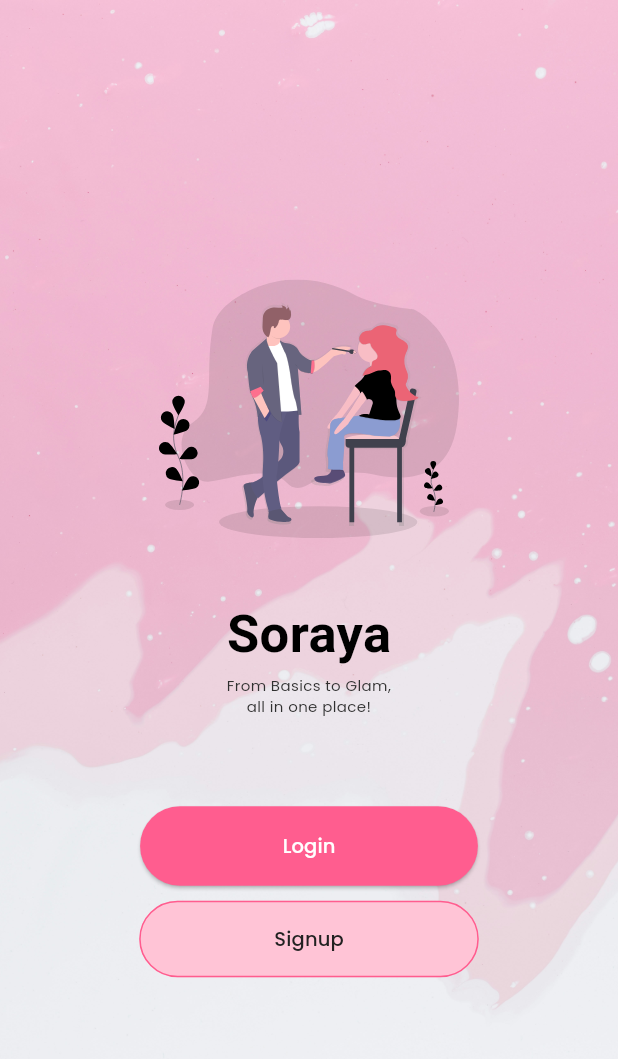
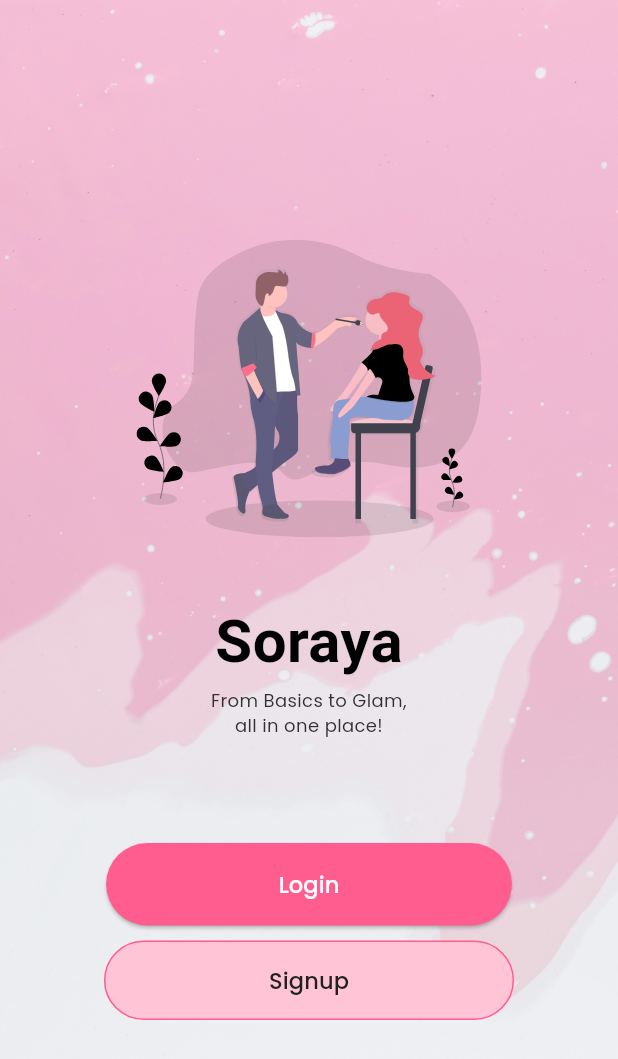
Before and after one commit to goyalaakarsh/Soraya, a Flutter app: the Welcome screen opened directly, on a phone screen of 412 x 824 dp. Shown: the top 1059 px of the screen. Run offline on Flutter 3.47's test engine with Material 3 defaults, Android fonts, the phone set to English and light mode, and no system bars; our stand-ins replace flutter_rating_bar, flutter_svg, google_fonts; Roboto replaces fonts that are missing (Kalnia).

Commit message:
Update welcome.dart

```diff
--- a/lib/onboarding/welcome.dart
+++ b/lib/onboarding/welcome.dart
@@ -26,15 +26,15 @@ class Welcome extends StatelessWidget {
             children: [
               SvgPicture.asset(
                 'assets/images/welcome_illus.svg',
-                width: 200,
-                height: 200,
+                width: 230,
+                height: 230,
               ),
               SizedBox(height: 25),
               Text(
                 'Soraya',
                 style: GoogleFonts.kalnia(
                   textStyle: TextStyle(
-                    fontSize: 35,
+                    fontSize: 40,
                     fontWeight: FontWeight.bold,
                     color: Colors.black,
                     // color: primaryColor,
@@ -46,13 +46,13 @@ class Welcome extends StatelessWidget {
                 'From Basics to Glam,\nall in one place!',
                 style: GoogleFonts.poppins(
                   textStyle: TextStyle(
-                    fontSize: 10,
+                    fontSize: 12,
                     color: Colors.grey[850],
                   ),
                 ),
                 textAlign: TextAlign.center,
               ),
-              SizedBox(height: 60),
+              SizedBox(height: 70),
               ElevatedButton(
                 onPressed: () {
                   Navigator.push(
@@ -61,14 +61,14 @@ class Welcome extends StatelessWidget {
                   );
                 },
                 style: ElevatedButton.styleFrom(
-                  padding: EdgeInsets.symmetric(horizontal: 95, vertical: 17),
+                  padding: EdgeInsets.symmetric(horizontal: 115, vertical: 17),
                   backgroundColor: primaryColor,
                 ),
                 child: Text(
                   'Login',
                   style: GoogleFonts.poppins(
                     textStyle: TextStyle(
-                      fontSize: 13,
+                      fontSize: 15,
                       fontWeight: FontWeight.w500,
                       color: Colors.white,
                     ),
@@ -84,7 +84,7 @@ class Welcome extends StatelessWidget {
                   );
                 },
                 style: ElevatedButton.styleFrom(
-                  padding: EdgeInsets.symmetric(horizontal: 90, vertical: 16),
+                  padding: EdgeInsets.symmetric(horizontal: 110, vertical: 16),
                   backgroundColor: secondaryColor,
                   side: BorderSide(color: primaryColor),
                 ),
@@ -92,7 +92,7 @@ class Welcome extends StatelessWidget {
                   'Signup',
                   style: GoogleFonts.poppins(
                     textStyle: TextStyle(
-                      fontSize: 13,
+                      fontSize: 15,
                       fontWeight: FontWeight.w500,
                       color: Colors.grey[900],
                     ),
```
